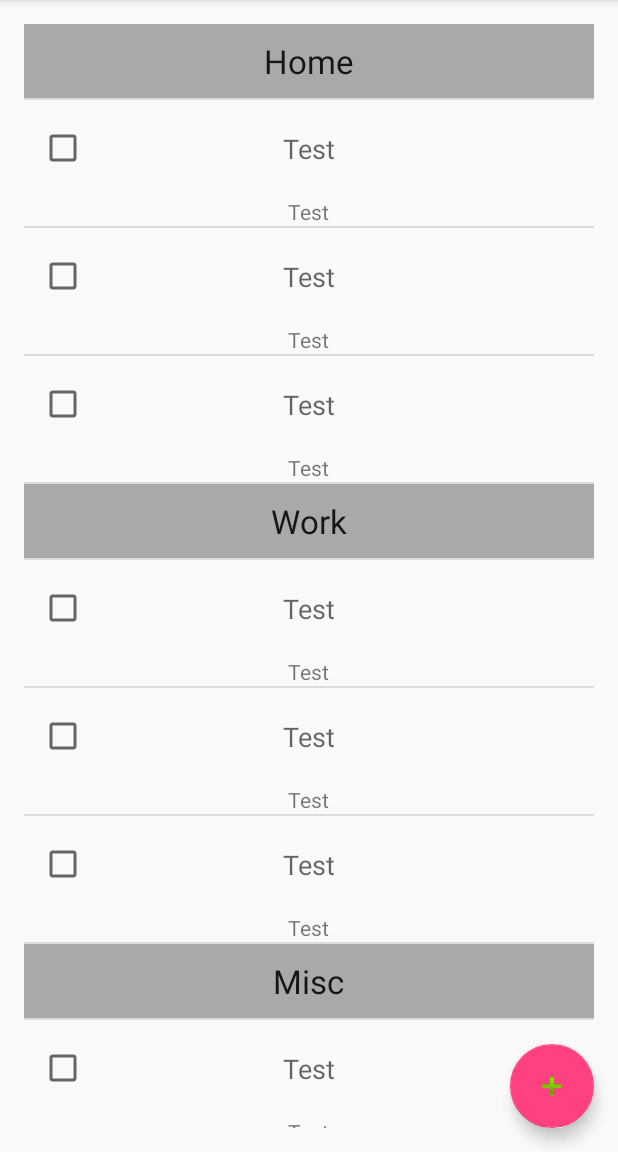
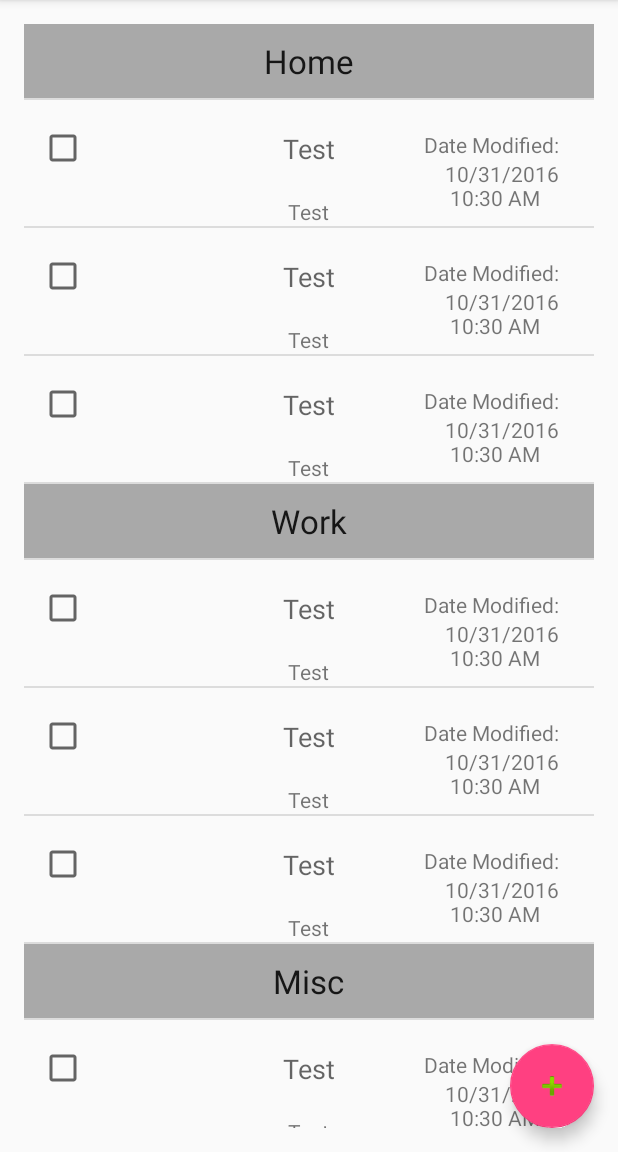
Before and after one commit to WEIRDALGURL/ToDoApp, an Android app: the screen it shows after launch (MainActivity), on a phone screen of 412 x 824 dp, the part 84-1236 px from its top. Run offline under Robolectric (Android 15) with nearby library versions, the phone set to English and light mode, and no system bars.

Commit message:
final commit

```diff
--- a/app/src/main/java/com/meowisthetime/todoapp/CategoryAdapter.java
+++ b/app/src/main/java/com/meowisthetime/todoapp/CategoryAdapter.java
@@ -5,10 +5,12 @@ import android.view.LayoutInflater;
 import android.view.View;
 import android.view.ViewGroup;
 import android.widget.BaseAdapter;
+import android.widget.CheckBox;
 import android.widget.TextView;
 
 import java.text.SimpleDateFormat;
 import java.util.ArrayList;
+import java.util.Date;
 import java.util.Locale;
 import java.util.Objects;
 
@@ -20,6 +22,7 @@ public class CategoryAdapter extends BaseAdapter {
     private ArrayList<Object> items;
     private LayoutInflater layoutInflater;
     private SimpleDateFormat formatter;
+    boolean[] checkBoxState;
 
 
     // Define ints to determine the type of view we want to create
@@ -29,8 +32,9 @@ public class CategoryAdapter extends BaseAdapter {
     // Construct our custom adapter
     public CategoryAdapter(Context context, ArrayList<Object> object) {
         this.items = object;
-        this.layoutInflater = (LayoutInflater)context.getSystemService(Context.LAYOUT_INFLATER_SERVICE);
-        formatter = new SimpleDateFormat("MM/dd/yyyy h:mm a", Locale.getDefault());
+        this.layoutInflater = (LayoutInflater) context.getSystemService(Context.LAYOUT_INFLATER_SERVICE);
+        formatter = new SimpleDateFormat("MM/dd/yyyy \n h:mm a", Locale.getDefault());
+        checkBoxState = new boolean[items.size()];
     }
 
     // Get the number of views we will need to inflate. Should be the size of our items array
@@ -60,7 +64,7 @@ public class CategoryAdapter extends BaseAdapter {
     // Determine the type of view we will need to use for the position in our item array
     @Override
     public int getItemViewType(int position) {
-        if(getItem(position) instanceof Task) {
+        if (getItem(position) instanceof Task) {
             return TYPE_TASK;
         }
 
@@ -77,10 +81,10 @@ public class CategoryAdapter extends BaseAdapter {
     // Determine the type of view we are creating, then insert the necessary info from our
     // items array
     @Override
-    public View getView(int position, View convertView, ViewGroup parent) {
-        int type = getItemViewType(position);
-        if(convertView == null) {
-            if(type == TYPE_TASK) {
+    public View getView(final int position, View convertView, ViewGroup parent) {
+        final int type = getItemViewType(position);
+        if (convertView == null) {
+            if (type == TYPE_TASK) {
                 convertView = layoutInflater.inflate(R.layout.task_list_item, parent, false);
             } else if (type == TYPE_CATEGORY) {
                 convertView = layoutInflater.inflate(R.layout.category_list_item, parent, false);
@@ -88,21 +92,37 @@ public class CategoryAdapter extends BaseAdapter {
             }
         }
 
-        if(type == TYPE_TASK) {
+        if (type == TYPE_TASK) {
             Task task = (Task) getItem(position);
             TextView name = (TextView) convertView.findViewById(R.id.task_name);
-            TextView comments = (TextView) convertView.findViewById(R.id.commentBox);
             TextView date = (TextView) convertView.findViewById(R.id.date_due);
+            CheckBox checkbox = (CheckBox) convertView.findViewById(R.id.checkbox);
+            TextView modDate = (TextView) convertView.findViewById(R.id.date_mod);
             name.setText(task.getTaskName());
-//            comments.setText(task.getComments());
+            modDate.setText(formatter.format(task.getModDate()));
             date.setText(task.getDueDate());
-        } else if(type == TYPE_CATEGORY) {
+            checkbox.setChecked(checkBoxState[position]);
+
+
+            //for managing the state of the boolean
+            //array according to the state of the
+            //CheckBox
+
+            checkbox.setOnClickListener(new View.OnClickListener() {
+
+                public void onClick(View v) {
+                    if (((CheckBox) v).isChecked()) {
+                        checkBoxState[position] = true;
+                    } else {
+                        checkBoxState[position] = false;
+                    }
+                }
+            });
+                } else if (type == TYPE_CATEGORY) {
             String categoryName = (String) getItem(position);
             TextView category = (TextView) convertView.findViewById(R.id.category);
             category.setText(categoryName);
         }
         return convertView;
     }
-
-
 }
--- a/app/src/main/java/com/meowisthetime/todoapp/Task.java
+++ b/app/src/main/java/com/meowisthetime/todoapp/Task.java
@@ -23,40 +23,40 @@ public class Task implements Comparable<Task> {
     private String dueTime;
 
     @SerializedName("mod date")
-    private Date Date;
+    private Date modDate;
 
     @SerializedName("comments")
     private String comments;
 
     @SerializedName("categoryID")
-    private String categoryID;
+    private int categoryID;
 
 
-//    public Task(String taskName, String category, String dueDate, String dueTime, Date modDate, String comments) {
-//        this.taskName = taskName;
-//        this.category = category;
-//        this.dueDate = dueDate;
-//        this.dueTime = dueTime;
-//        this.Date = Date;
-//        this.comments = comments;
-//    }
 
-    public Task(String taskName, String dueDate, String dueTime, String categoryID, String comments) {
+    public Task(String taskName, String dueDate, String dueTime, Date modDate, String comments, String category, int categoryID) {
         this.taskName = taskName;
         this.category = category;
         this.dueTime = dueTime;
         this.dueDate = dueDate;
-        this.Date = new Date();
+        this.modDate = modDate;
         this.comments = comments;
         this.categoryID = categoryID;
 
     }
 
-    public String getCategoryID() {
+    public Date getModDate() {
+        return modDate;
+    }
+
+    public void setModDate(Date modDate) {
+        this.modDate = modDate;
+    }
+
+    public int getCategoryID() {
         return categoryID;
     }
 
-    public void setCategoryID(String categoryID) {
+    public void setCategoryID(int categoryID) {
         this.categoryID = categoryID;
     }
 
@@ -84,14 +84,6 @@ public class Task implements Comparable<Task> {
         this.dueDate = dueDate;
     }
 
-    public Date getDate() {
-        return Date;
-    }
-
-    public void setDate(Date modDate) {
-        this.Date = modDate;
-    }
-
 
     public String getDueTime() {
         return dueTime;
@@ -110,13 +102,9 @@ public class Task implements Comparable<Task> {
         this.comments = comments;
     }
 
-@Override
     public int compareTo(Task another) {
-    return another.getCategory().compareToIgnoreCase(getCategory());
+    return another.getDueDate().compareTo(getDueDate());
 
 
-//        return another.getDate().compareTo(getDate()); //puts new notes first
-//        return another.getDate().compareTo(another.getDate()); // my attempt
-//        return getDueDate().compareTo(another.getDueDate());    // Actual answer
     }
 }
--- a/app/src/main/res/layout/activity_main.xml
+++ b/app/src/main/res/layout/activity_main.xml
@@ -8,13 +8,6 @@
     android:fitsSystemWindows="true"
     tools:context="com.meowisthetime.todoapp.MainActivity">
 
-    <Spinner
-        android:id="@+id/category_dropdown"
-        android:layout_width="wrap_content"
-        android:layout_height="wrap_content"
-        android:padding="10dp"
-        android:layout_margin="15dp">
-    </Spinner>
 
     <android.support.design.widget.AppBarLayout
         android:layout_width="match_parent"
--- a/app/src/main/res/layout/task_list_item.xml
+++ b/app/src/main/res/layout/task_list_item.xml
@@ -3,9 +3,7 @@
     android:orientation="vertical" android:layout_width="match_parent"
     android:layout_height="match_parent">
 
-    <android.support.v7.widget.AppCompatCheckBox
-        xmlns:android="http://schemas.android.com/apk/res/android"
-        android:orientation="vertical"
+    <CheckBox
         android:id="@+id/checkbox"
         android:layout_width="wrap_content"
         android:layout_height="wrap_content"
@@ -13,7 +11,8 @@
         android:layout_alignParentStart="true"
         android:layout_margin="10dp"
         android:layout_alignBottom="@id/task_name"
-        android:focusable="false"/>
+        android:focusable="false"
+        android:onClick=""/>
 
     <TextView
         android:id="@+id/task_name"
@@ -33,5 +32,27 @@
         android:layout_below="@id/task_name"
         android:layout_centerHorizontal="true"/>
 
+    <TextView
+        android:id="@+id/date_modified"
+        android:layout_width="wrap_content"
+        android:layout_height="wrap_content"
+        android:textAppearance="@style/Base.TextAppearance.AppCompat.Small"
+        android:text="Date Modified: "
+        android:layout_alignParentRight="true"
+        android:paddingTop="20dp"
+        android:paddingRight="20dp"/>
+
+    <TextView
+        android:id="@+id/date_mod"
+        android:textAppearance="@style/Base.TextAppearance.AppCompat.Small"
+        android:layout_width="wrap_content"
+        android:layout_height="wrap_content"
+        android:layout_below="@id/date_modified"
+        android:layout_alignParentRight="true"
+        android:text="date mod"
+        android:paddingRight="20dp"/>
+
+
+
 
 </RelativeLayout>
```
Also changed, not shown: app/src/main/java/com/meowisthetime/todoapp/AddTasksActivity.java (+40 -21 lines), app/src/main/java/com/meowisthetime/todoapp/MainActivity.java (+56 -90 lines), app/src/main/java/com/meowisthetime/todoapp/TaskArrayAdapter.java (deleted, +0 -50 lines), app/src/main/res/layout/activity_add_task.xml (+4 -4 lines).
